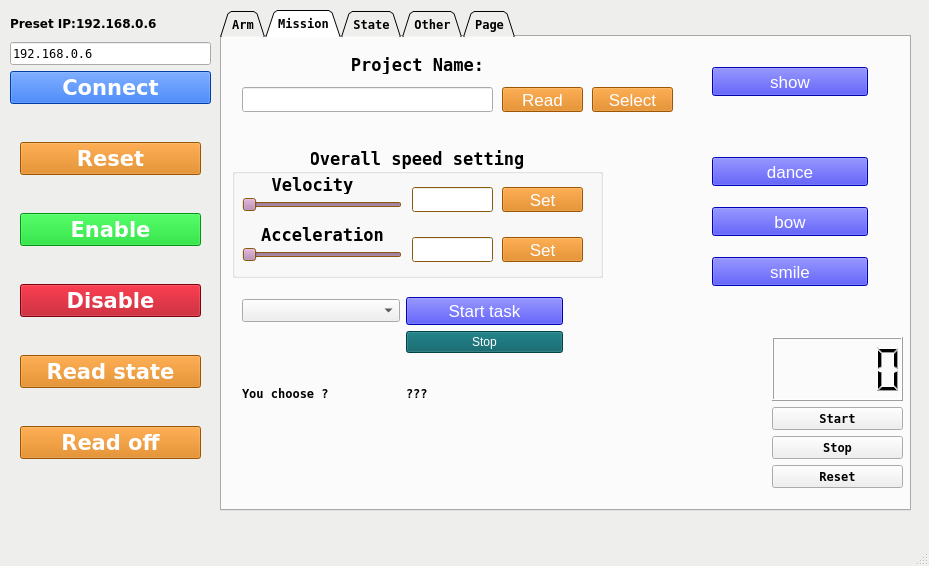
This is scripts/main.ui in SamKaiYang/ros_modbus_nex as Qt 5 draws it before an edit. The edited form follows.
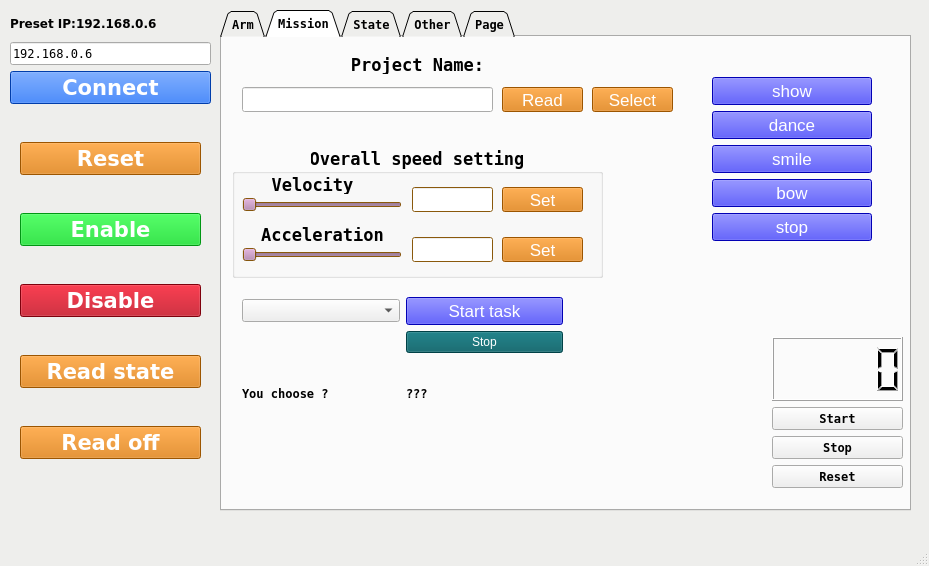
This is the edited form. Icons and pictures are not drawn.

Diff of the .ui file:
```diff
--- a/scripts/main.ui
+++ b/scripts/main.ui
@@ -2534,15 +2534,33 @@
        <string>Read</string>
       </property>
      </widget>
+     <widget class="QWidget" name="verticalLayoutWidget_5">
+      <property name="geometry">
+       <rect>
+        <x>490</x>
+        <y>40</y>
+        <width>160</width>
+        <height>166</height>
+       </rect>
+      </property>
+      <layout class="QVBoxLayout" name="verticalLayout_5">
+       <item>
+        <widget class="QPushButton" name="btn_show_program">
+         <property name="font">
+          <font>
+           <pointsize>13</pointsize>
+          </font>
+         </property>
+         <property name="styleSheet">
+          <string notr="true">background-color:#0300fc;color:white;border-color: black;</string>
+         </property>
+         <property name="text">
+          <string>show</string>
+         </property>
+        </widget>
+       </item>
+       <item>
      <widget class="QPushButton" name="btn_dance_program">
-      <property name="geometry">
-       <rect>
-        <x>490</x>
-        <y>120</y>
-        <width>156</width>
-        <height>29</height>
-       </rect>
-      </property>
       <property name="font">
        <font>
         <pointsize>13</pointsize>
@@ -2555,36 +2573,9 @@
        <string>dance</string>
       </property>
      </widget>
-     <widget class="QPushButton" name="btn_bow_program">
-      <property name="geometry">
-       <rect>
-        <x>490</x>
-        <y>170</y>
-        <width>156</width>
-        <height>29</height>
-       </rect>
-      </property>
-      <property name="font">
-       <font>
-        <pointsize>13</pointsize>
-       </font>
-      </property>
-      <property name="styleSheet">
-       <string notr="true">background-color:#0300fc;color:white;border-color: black;</string>
-      </property>
-      <property name="text">
-       <string>bow</string>
-      </property>
-     </widget>
+       </item>
+       <item>
      <widget class="QPushButton" name="btn_smile_program">
-      <property name="geometry">
-       <rect>
-        <x>490</x>
-        <y>220</y>
-        <width>156</width>
-        <height>29</height>
-       </rect>
-      </property>
       <property name="font">
        <font>
         <pointsize>13</pointsize>
@@ -2597,15 +2588,24 @@
        <string>smile</string>
       </property>
      </widget>
-     <widget class="QPushButton" name="btn_show_program">
-      <property name="geometry">
-       <rect>
-        <x>490</x>
-        <y>30</y>
-        <width>156</width>
-        <height>29</height>
-       </rect>
-      </property>
+       </item>
+       <item>
+        <widget class="QPushButton" name="btn_bow_program">
+         <property name="font">
+          <font>
+           <pointsize>13</pointsize>
+          </font>
+         </property>
+         <property name="styleSheet">
+          <string notr="true">background-color:#0300fc;color:white;border-color: black;</string>
+         </property>
+         <property name="text">
+          <string>bow</string>
+         </property>
+        </widget>
+       </item>
+       <item>
+        <widget class="QPushButton" name="btn_stopshow_program">
       <property name="font">
        <font>
         <pointsize>13</pointsize>
@@ -2615,8 +2615,11 @@
        <string notr="true">background-color:#0300fc;color:white;border-color: black;</string>
       </property>
       <property name="text">
-       <string>show</string>
-      </property>
+          <string>stop</string>
+         </property>
+        </widget>
+       </item>
+      </layout>
      </widget>
     </widget>
     <widget class="QWidget" name="tab_state">
```
Lines whose indentation alone changed are shown as unchanged.
